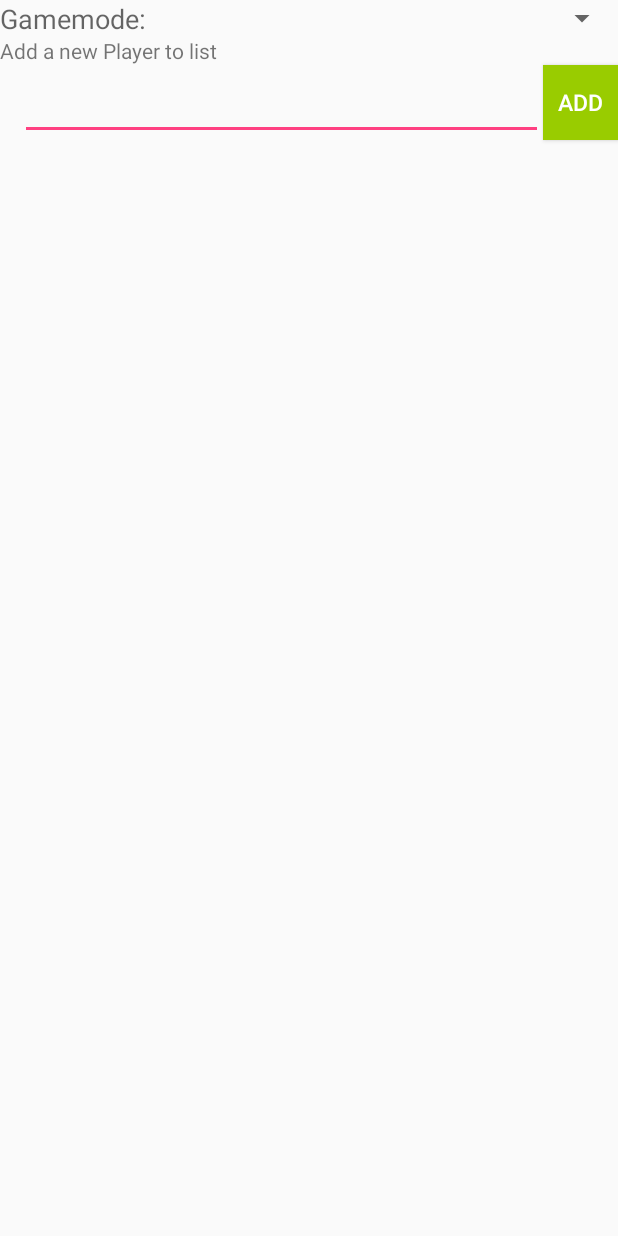
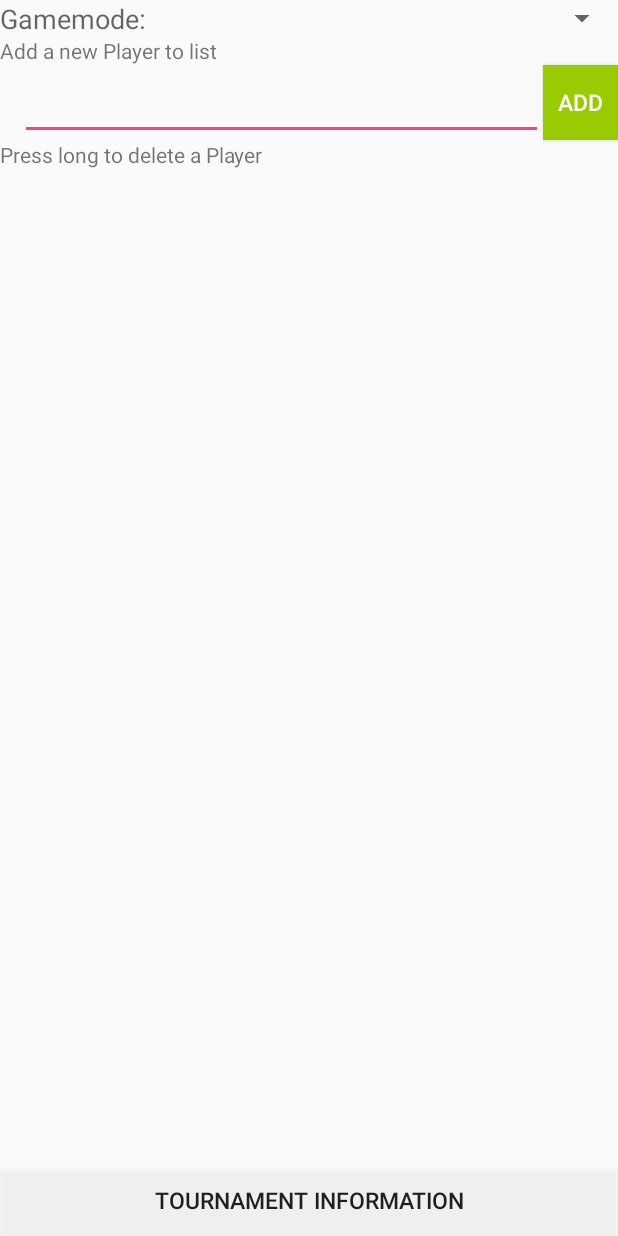
Before and after one commit to Sp4etzle/Scoreboard, an Android app: the layout teamList_layout.xml on its own in the app's theme, with its tools: preview values and no code run, on a phone screen of 412 x 824 dp. Run offline under Robolectric (Android 15) with nearby library versions, the phone set to English and light mode, and no system bars.

```diff
--- a/app/src/main/res/layout/teamList_layout.xml
+++ b/app/src/main/res/layout/teamList_layout.xml
@@ -42,6 +42,27 @@
         android:layout_alignStart="@+id/SpaceTop"
         android:spinnerMode="dropdown" />
 
+    <TextView
+        android:layout_width="wrap_content"
+        android:layout_height="wrap_content"
+        android:textAppearance="?android:attr/textAppearanceSmall"
+        android:text="Add a new Player to list"
+        android:id="@+id/tournament_addname_info"
+        android:layout_below="@+id/tournament_gamemode_spinner"
+        android:layout_alignParentLeft="true"
+        android:layout_alignParentStart="true" />
+
+    <EditText
+        android:layout_width="wrap_content"
+        android:layout_height="wrap_content"
+        android:id="@+id/tournament_addname_edittext"
+        android:layout_alignBottom="@+id/tournament_addname_button"
+        android:layout_toEndOf="@+id/SpaceLeft"
+        android:layout_toRightOf="@+id/tournament_addname_button"
+        android:layout_alignTop="@+id/tournament_addname_button"
+        android:layout_toStartOf="@+id/tournament_addname_button"
+        android:layout_toLeftOf="@+id/tournament_addname_button" />
+
     <Button
         android:layout_width="50dp"
         android:layout_height="50dp"
@@ -55,39 +76,34 @@
         android:layout_alignParentRight="true"
         android:layout_alignParentEnd="true" />
 
-    <EditText
-        android:layout_width="wrap_content"
-        android:layout_height="wrap_content"
-        android:id="@+id/tournament_addname_edittext"
-        android:layout_alignBottom="@+id/tournament_addname_button"
-        android:layout_toEndOf="@+id/SpaceLeft"
-        android:layout_toRightOf="@+id/tournament_addname_button"
-        android:layout_alignTop="@+id/tournament_addname_button"
-        android:layout_toStartOf="@+id/tournament_addname_button"
-        android:layout_toLeftOf="@+id/tournament_addname_button" />
-
     <TextView
         android:layout_width="wrap_content"
         android:layout_height="wrap_content"
         android:textAppearance="?android:attr/textAppearanceSmall"
-        android:text="Add a new Player to list"
-        android:id="@+id/tournament_addname_info"
-        android:layout_below="@+id/tournament_gamemode_spinner"
+        android:text="Press long to delete a Player"
+        android:id="@+id/tournament_deletename_info"
+        android:layout_below="@+id/tournament_addname_edittext"
         android:layout_alignParentLeft="true"
         android:layout_alignParentStart="true" />
-
-
-
     <ListView
         android:layout_width="match_parent"
         android:layout_height="fill_parent"
         android:id="@+id/tournament_namelist_view"
         android:nestedScrollingEnabled="false"
-                android:layout_below="@+id/tournament_addname_edittext"
+        android:layout_below="@+id/tournament_deletename_info"
         android:layout_centerHorizontal="true"
         android:layout_marginTop="10dp"
-                android:longClickable="true">
+        android:longClickable="true"
+        android:layout_above="@+id/tournament_startTournament">
     </ListView>
 
-
+    <Button
+        android:layout_width="match_parent"
+        android:layout_height="wrap_content"
+        android:text="Tournament Information"
+        android:id="@+id/tournament_startTournament"
+        android:layout_alignParentBottom="true"
+        android:layout_centerHorizontal="true"
+        android:background="@color/bright_foreground_disabled_material_dark"
+        android:textSize="15dp"/>
 </RelativeLayout>
--- a/build.gradle
+++ b/build.gradle
@@ -5,7 +5,7 @@ buildscript {
         jcenter()
     }
     dependencies {
-        classpath 'com.android.tools.build:gradle:2.1.0'
+        classpath 'com.android.tools.build:gradle:2.2.1'
 
         // NOTE: Do not place your application dependencies here; they belong
         // in the individual module build.gradle files
```
Also changed, not shown: app/src/main/java/de/hs_offenburg/scoreboard/scoreboard/Fragment_TeamList.java (+47 -3 lines), gradle/wrapper/gradle-wrapper.properties. Lines whose indentation alone changed are shown as unchanged.
